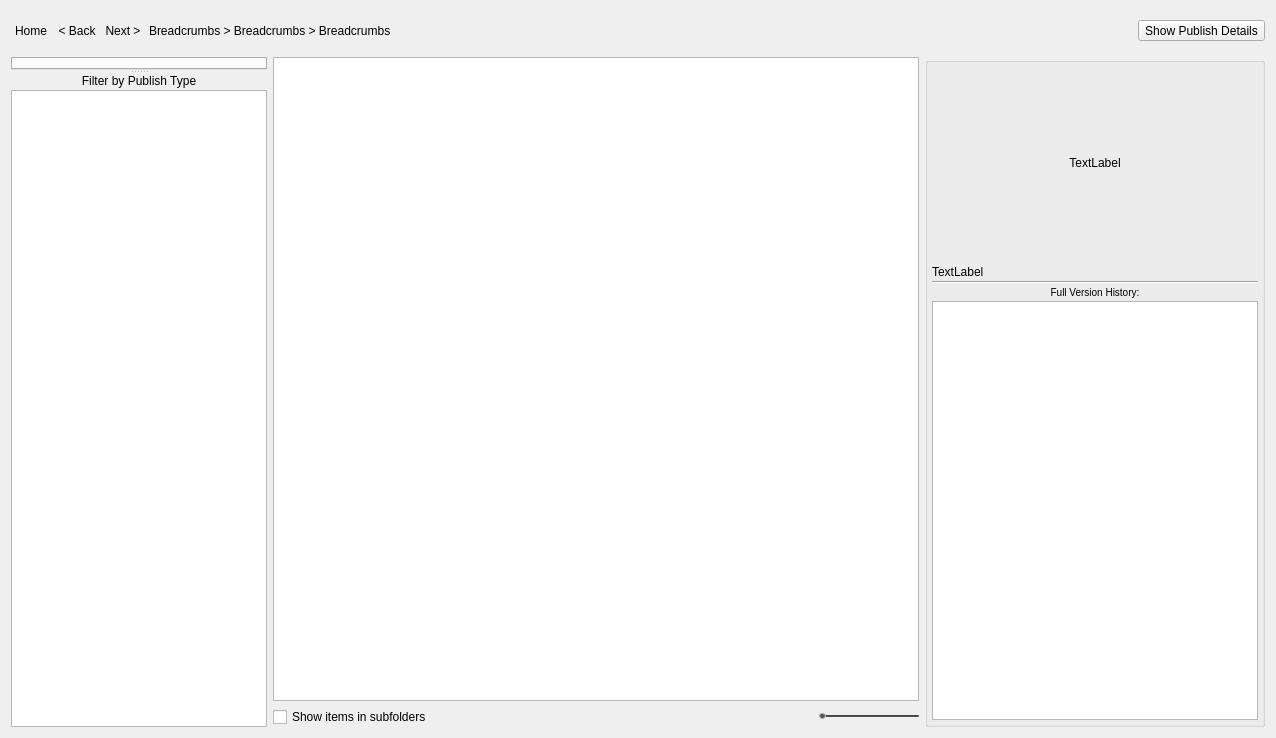
The window that resources/dialog.ui (shotgunsoftware/tk-multi-loader2) describes before a commit, drawn with Qt 5.
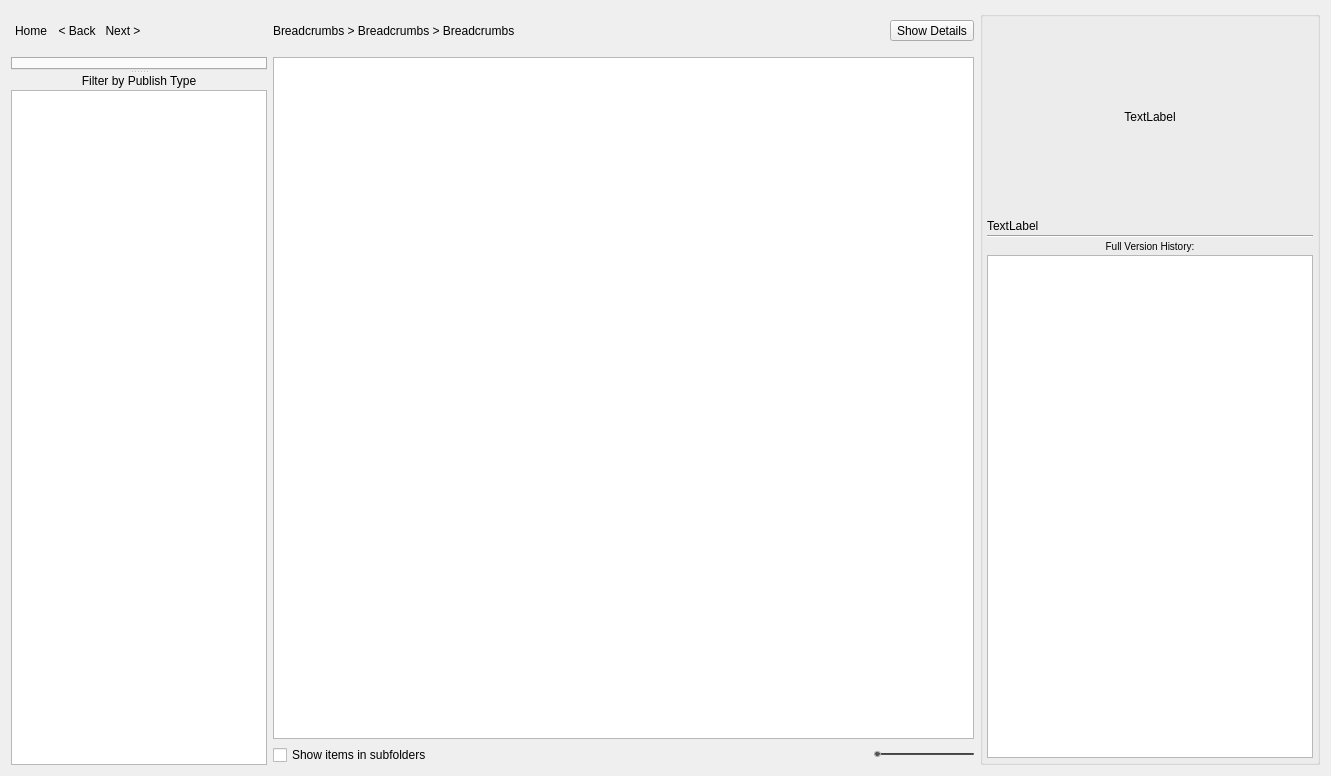
The same window after the commit. Icons and pictures are not drawn.

```diff
--- a/resources/dialog.ui
+++ b/resources/dialog.ui
@@ -6,15 +6,17 @@
    <rect>
     <x>0</x>
     <y>0</y>
-    <width>1276</width>
-    <height>738</height>
+    <width>1331</width>
+    <height>776</height>
    </rect>
   </property>
   <property name="windowTitle">
    <string>Load items into your scene</string>
   </property>
-  <layout class="QGridLayout" name="gridLayout">
-   <item row="0" column="0" colspan="3">
+  <layout class="QHBoxLayout" name="horizontalLayout_3">
+   <item>
+    <layout class="QVBoxLayout" name="left_side">
+     <item>
     <layout class="QHBoxLayout" name="top_toolbar">
      <item>
       <widget class="QToolButton" name="navigation_home">
@@ -104,7 +106,96 @@
       </widget>
      </item>
      <item>
+        <widget class="QLabel" name="label">
+         <property name="text">
+          <string/>
+         </property>
+        </widget>
+       </item>
+      </layout>
+     </item>
+     <item>
+      <widget class="QSplitter" name="left_side_splitter">
+       <property name="orientation">
+        <enum>Qt::Vertical</enum>
+       </property>
+       <widget class="QWidget" name="layoutWidget">
+        <layout class="QVBoxLayout" name="verticalLayout">
+         <item>
+          <widget class="QTabWidget" name="entity_preset_tabs">
+           <property name="toolTip">
+            <string>This area shows &lt;i&gt;Shotgun objects&lt;/i&gt; such as Shots or Assets, grouped into sections. You can use this tree as a way of navigating your Shotgun data. Selecting an item will show all the various publishes and sub folders that belong to this item in the main UI section.</string>
+           </property>
+           <property name="currentIndex">
+            <number>-1</number>
+           </property>
+          </widget>
+         </item>
+        </layout>
+       </widget>
+       <widget class="QWidget" name="layoutWidget">
+        <layout class="QVBoxLayout" name="verticalLayout_2">
+         <property name="spacing">
+          <number>2</number>
+         </property>
+         <item>
+          <widget class="QLabel" name="label_4">
+           <property name="text">
+            <string>Filter by Publish Type</string>
+           </property>
+           <property name="alignment">
+            <set>Qt::AlignCenter</set>
+           </property>
+          </widget>
+         </item>
+         <item>
+          <widget class="QListView" name="publish_type_list">
+           <property name="minimumSize">
+            <size>
+             <width>0</width>
+             <height>100</height>
+            </size>
+           </property>
+           <property name="toolTip">
+            <string>This list shows all the relevant &lt;i&gt;publish types&lt;/i&gt; for your current selection. By ticking and unticking items in this list, publishes in the main view will be shown or hidden. You can see a summary count next to each publish type, showing how many items of that sort are matching your current selection.</string>
+           </property>
+           <property name="editTriggers">
+            <set>QAbstractItemView::NoEditTriggers</set>
+           </property>
+           <property name="showDropIndicator" stdset="0">
+            <bool>false</bool>
+           </property>
+           <property name="selectionMode">
+            <enum>QAbstractItemView::NoSelection</enum>
+           </property>
+           <property name="spacing">
+            <number>2</number>
+           </property>
+           <property name="uniformItemSizes">
+            <bool>true</bool>
+           </property>
+          </widget>
+         </item>
+        </layout>
+        <zorder>publish_type_list</zorder>
+        <zorder>label_4</zorder>
+       </widget>
+      </widget>
+     </item>
+    </layout>
+   </item>
+   <item>
+    <layout class="QVBoxLayout" name="middle_area">
+     <item>
+      <layout class="QHBoxLayout" name="horizontalLayout_2">
+       <item>
       <widget class="QLabel" name="entity_breadcrumbs">
+         <property name="minimumSize">
+          <size>
+           <width>0</width>
+           <height>40</height>
+          </size>
+         </property>
        <property name="toolTip">
         <string>This &lt;i&gt;breadcrubs listing&lt;/i&gt; shows your currently selected Shotgun location.</string>
        </property>
@@ -114,7 +205,7 @@
       </widget>
      </item>
      <item>
-      <spacer name="horizontalSpacer_2">
+        <spacer name="horizontalSpacer_5">
        <property name="orientation">
         <enum>Qt::Horizontal</enum>
        </property>
@@ -132,17 +223,12 @@
         <string>Use this button to &lt;i&gt;toggle details on and off&lt;/i&gt;. The details section will show you detailed information about the current selection in the main area of the UI. If you have selected a publish in the main UI, it will also show you the complete history for that publish and you can easily access older versions.</string>
        </property>
        <property name="text">
-        <string>Show Publish Details</string>
-       </property>
-       <property name="checkable">
-        <bool>true</bool>
+          <string>Show Details</string>
        </property>
       </widget>
      </item>
     </layout>
    </item>
-   <item row="1" column="1">
-    <layout class="QVBoxLayout" name="middle_area">
      <item>
       <widget class="QListView" name="publish_view">
        <property name="styleSheet">
@@ -265,75 +351,7 @@
      </item>
     </layout>
    </item>
-   <item row="1" column="0">
-    <widget class="QSplitter" name="left_side_splitter">
-     <property name="orientation">
-      <enum>Qt::Vertical</enum>
-     </property>
-     <widget class="QWidget" name="layoutWidget">
-      <layout class="QVBoxLayout" name="verticalLayout">
        <item>
-        <widget class="QTabWidget" name="entity_preset_tabs">
-         <property name="toolTip">
-          <string>This area shows &lt;i&gt;Shotgun objects&lt;/i&gt; such as Shots or Assets, grouped into sections. You can use this tree as a way of navigating your Shotgun data. Selecting an item will show all the various publishes and sub folders that belong to this item in the main UI section.</string>
-         </property>
-         <property name="currentIndex">
-          <number>-1</number>
-         </property>
-        </widget>
-       </item>
-      </layout>
-     </widget>
-     <widget class="QWidget" name="layoutWidget">
-      <layout class="QVBoxLayout" name="verticalLayout_2">
-       <property name="spacing">
-        <number>2</number>
-       </property>
-       <item>
-        <widget class="QLabel" name="label_4">
-         <property name="text">
-          <string>Filter by Publish Type</string>
-         </property>
-         <property name="alignment">
-          <set>Qt::AlignCenter</set>
-         </property>
-        </widget>
-       </item>
-       <item>
-        <widget class="QListView" name="publish_type_list">
-         <property name="minimumSize">
-          <size>
-           <width>0</width>
-           <height>100</height>
-          </size>
-         </property>
-         <property name="toolTip">
-          <string>This list shows all the relevant &lt;i&gt;publish types&lt;/i&gt; for your current selection. By ticking and unticking items in this list, publishes in the main view will be shown or hidden. You can see a summary count next to each publish type, showing how many items of that sort are matching your current selection.</string>
-         </property>
-         <property name="editTriggers">
-          <set>QAbstractItemView::NoEditTriggers</set>
-         </property>
-         <property name="showDropIndicator" stdset="0">
-          <bool>false</bool>
-         </property>
-         <property name="selectionMode">
-          <enum>QAbstractItemView::NoSelection</enum>
-         </property>
-         <property name="spacing">
-          <number>2</number>
-         </property>
-         <property name="uniformItemSizes">
-          <bool>true</bool>
-         </property>
-        </widget>
-       </item>
-      </layout>
-      <zorder>publish_type_list</zorder>
-      <zorder>label_4</zorder>
-     </widget>
-    </widget>
-   </item>
-   <item row="1" column="2">
     <widget class="QGroupBox" name="details">
      <property name="minimumSize">
       <size>
```
Left out of the diff: 1 changed line with no effect on the pictures. Lines whose indentation alone changed are shown as unchanged.
